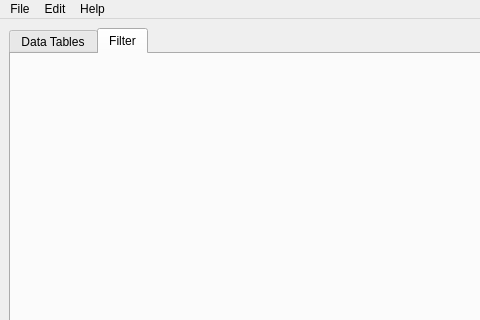
Old version of the form ui/GeochronMain.ui in the repository kathrynmetcalf/GeoCORK; both pictures show x 0 to 480 and y 0 to 320 of the 1275 by 700 pixel window.
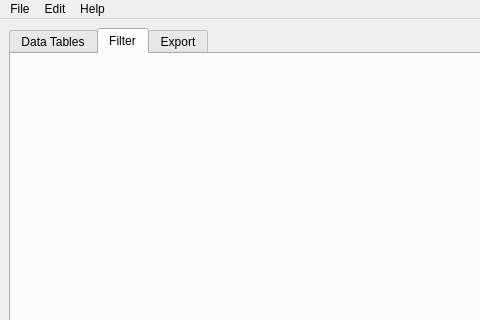
New version of the form. The open tabs and pages were chosen to show the change.

Patch:
```diff
--- a/ui/GeochronMain.ui
+++ b/ui/GeochronMain.ui
@@ -368,6 +368,11 @@
         </item>
        </layout>
       </widget>
+      <widget class="QWidget" name="export_tab">
+       <attribute name="title">
+        <string>Export</string>
+       </attribute>
+      </widget>
      </widget>
     </item>
    </layout>
```
Left out of the diff: 4 changed lines with no effect on the pictures.
